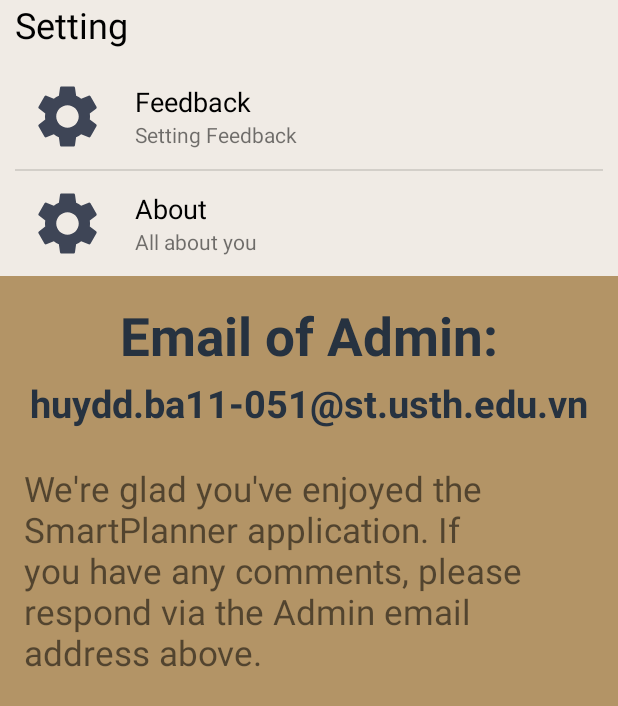
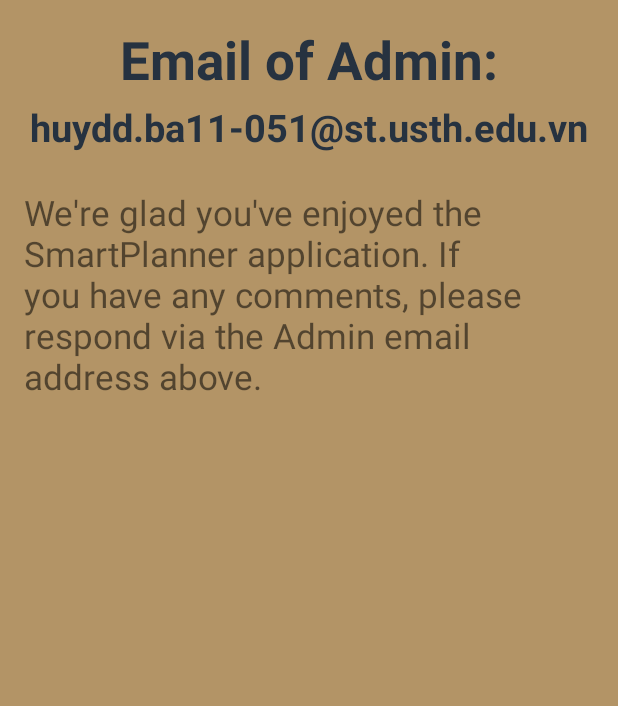
Before and after one commit to dsb102/huy-haku-project, an Android app: the fragment SettingFragment shown on its own in the app's theme, after a tap on "Feedback", on a phone screen of 412 x 824 dp. Shown: the top 706 px of the screen. Run offline under Robolectric (Android 15) with nearby library versions, the phone set to English and light mode, and no system bars.

Commit message:
update setting fragment

```diff
--- a/app/src/main/java/com/usth/edu/View/Activity/MainActivity.java
+++ b/app/src/main/java/com/usth/edu/View/Activity/MainActivity.java
@@ -147,9 +147,13 @@ public class MainActivity extends AppCompatActivity {
 
     @Override
     public void onBackPressed() {
-        super.onBackPressed();
-        finish();
+        if (getSupportFragmentManager().getBackStackEntryCount() > 0) {
+            getSupportFragmentManager().popBackStack();
+        } else {
+            super.onBackPressed();
+        }
     }
+
     public void updateNotification(){
         NotificationViewModel notificationViewModel = new NotificationViewModel();
         notificationViewModel.setData(this);
--- a/app/src/main/res/layout/feedback_fragment.xml
+++ b/app/src/main/res/layout/feedback_fragment.xml
@@ -6,7 +6,6 @@
     android:gravity="center_horizontal"
     android:orientation="vertical"
     android:padding="16dp">
-
     <ScrollView
         android:layout_width="match_parent"
         android:layout_height="wrap_content">
--- a/app/src/main/res/layout/setting_fragment.xml
+++ b/app/src/main/res/layout/setting_fragment.xml
@@ -1,10 +1,16 @@
 <?xml version="1.0" encoding="utf-8"?>
-<LinearLayout xmlns:android="http://schemas.android.com/apk/res/android"
+<FrameLayout xmlns:android="http://schemas.android.com/apk/res/android"
+    android:id="@+id/fragment_container"
     android:orientation="vertical"
     android:layout_width="match_parent"
     android:layout_height="match_parent"
     android:background="@color/white_two">
-
+    <LinearLayout
+        android:orientation="vertical"
+        android:layout_width="match_parent"
+        android:layout_height="match_parent"
+        android:background="@color/white_two"
+        >
         <TextView
             android:layout_width="match_parent"
             android:layout_height="wrap_content"
@@ -20,11 +26,13 @@
             android:layout_marginHorizontal="10dp"
             android:id="@+id/lv_settings"
             android:layout_marginTop="10dp"/>
-    <FrameLayout
-        android:id="@+id/fragment_container"
-        android:layout_width="match_parent"
-        android:layout_height="0dp"
-        android:layout_weight="1"/>
+    </LinearLayout>
+
+<!--    <FrameLayout-->
+<!--        android:id="@+id/fragment_container"-->
+<!--        android:layout_width="match_parent"-->
+<!--        android:layout_height="0dp"-->
+<!--        android:layout_weight="1"/>-->
 
 
-</LinearLayout>
+</FrameLayout>
```
Lines whose indentation alone changed are shown as unchanged.
